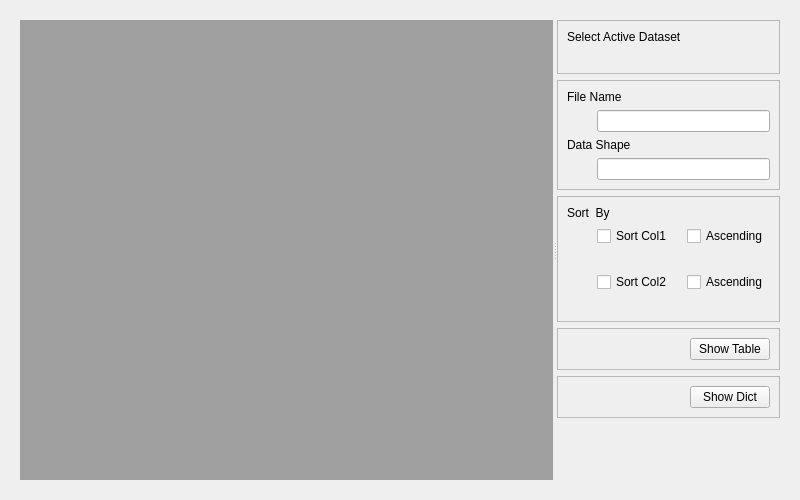
Above: NiChart/plugins/dsetview/dsetview.ui from gurayerus/NiChart before the change. Below: the same form after it.
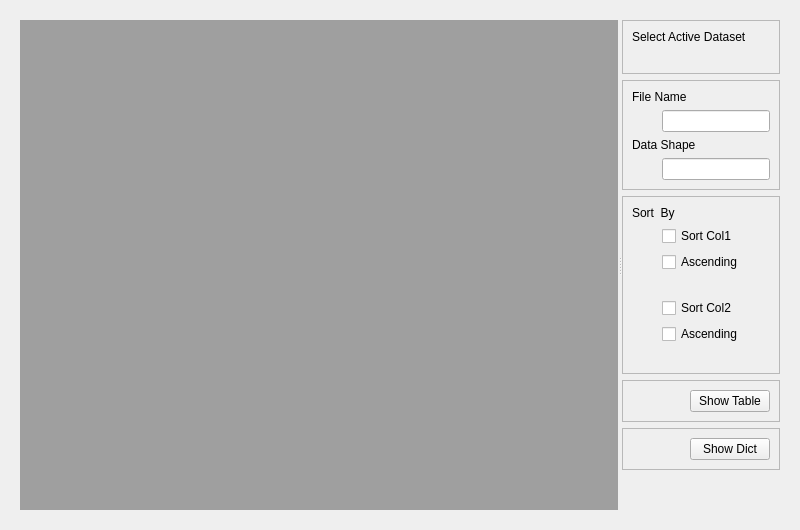
That is the form after the change.

What changed in the file:
```diff
--- a/NiChart/plugins/dsetview/dsetview.ui
+++ b/NiChart/plugins/dsetview/dsetview.ui
@@ -14,12 +14,11 @@
       <string>Form</string>
     </property>
 
-    <layout  class="QVBoxLayout"  name="mainVLayout">
+    <layout  class="QVBoxLayout"  name="vlMain">
       <item>
         
         <widget class="QWidget" name="verticalLayoutWidget">
 
-
             <layout  class="QHBoxLayout"  name="horizontalLayout">
             <item>
                 <widget  class="QSplitter"  name="splitter">
@@ -28,13 +27,13 @@
                 </property>
 
                 <widget  class="QWidget"  name="wViewer">
-<!--                    <property  name="sizePolicy">
+                    <property  name="sizePolicy">
                     <sizepolicy  hsizetype="Preferred"  vsizetype="Preferred">
                         <horstretch>8</horstretch>
                         <verstretch>0</verstretch>
                     </sizepolicy>
-                    </property>-->
-                    <layout  class="QVBoxLayout"  name="vlA">
+                    </property>
+                    <layout  class="QVBoxLayout"  name="vlViewer">
                     <item>
                         <widget  class="QMdiArea"  name="mdiArea"/>
                     </item>
@@ -230,7 +229,8 @@
                             <item>
                             <layout  class="QVBoxLayout"  name="vlSortBox1">
                             <item>
-                                <layout  class="QHBoxLayout"  name="vlTmp">
+                                            <layout  class="QHBoxLayout"  name="hlTmp">
+
                                     <item>
                                     <spacer  name="horizontalSpacer_2">
                                         <property  name="orientation">
@@ -249,6 +249,7 @@
                                         </property>
                                     </spacer>
                                     </item>
+
                                     <item>
                                     <widget  class="QCheckBox"  name="check_sort1">
                                         <property  name="text">
@@ -256,6 +257,32 @@
                                         </property>
                                     </widget>
                                     </item>
+                                                
+                                            </layout>
+                                        </item>
+                                                
+                                        <item>
+                                            <layout  class="QHBoxLayout"  name="hlTmp">
+
+                                                <item>
+                                                    <spacer  name="horizontalSpacer_2">
+                                                        <property  name="orientation">
+                                                        <enum>Qt::Horizontal</enum>
+                                                        </property>
+                                                        
+                                                        <property name="sizeType">
+                                                            <enum>QSizePolicy::Fixed</enum>
+                                                        </property>
+                                                        
+                                                        <property  name="sizeHint"  stdset="0">
+                                                        <size>
+                                                            <width>30</width>
+                                                            <height>20</height>
+                                                        </size>
+                                                        </property>
+                                                    </spacer>
+                                                </item>
+                                                
                                     <item>
                                     <widget  class="QCheckBox"  name="check_asc1">
                                         <property  name="text">
@@ -263,9 +290,10 @@
                                         </property>
                                     </widget>
                                     </item>
-                                </layout>
-                                </item>
-                                
+                                                
+                                            </layout>
+                                        </item>
+                                        
                                 <item>
                                 <layout  class="QHBoxLayout"  name="horizontalLayout_5">
                                     <item>
@@ -323,6 +351,30 @@
                                             </property>
                                         </widget>
                                         </item>
+                                            </layout>
+                                        </item>  
+
+                                        <item>
+                                            <layout  class="QHBoxLayout"  name="vlTmp2">
+                                                <item>
+                                                    <spacer  name="horizontalSpacer_3">
+                                                        <property  name="orientation">
+                                                        <enum>Qt::Horizontal</enum>
+                                                        </property>
+                                                        
+                                                        <property name="sizeType">
+                                                            <enum>QSizePolicy::Fixed</enum>
+                                                        </property>
+                                                        
+                                                        <property  name="sizeHint"  stdset="0">
+                                                        <size>
+                                                            <width>30</width>
+                                                            <height>20</height>
+                                                        </size>
+                                                        </property>
+                                                    </spacer>
+                                                </item>
+                                                
                                         <item>
                                         <widget  class="QCheckBox"  name="check_asc2">
                                             <property  name="text">
```
Left out of the diff: 107 changed lines with no effect on the pictures. Lines whose indentation alone changed are shown as unchanged.
